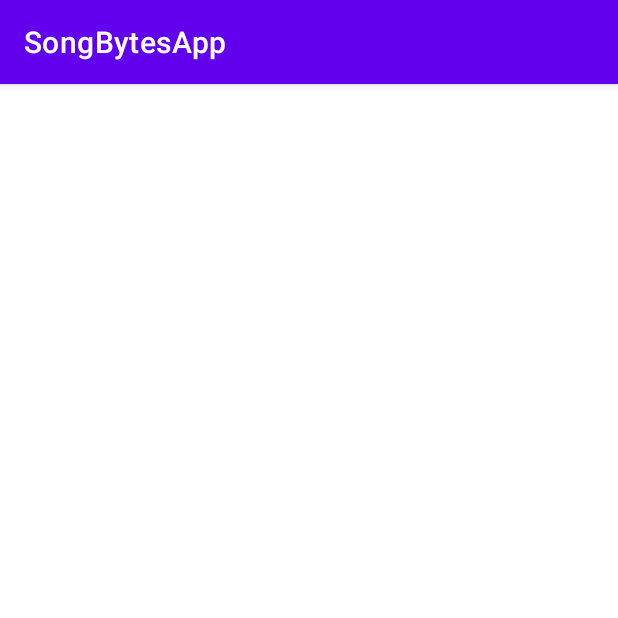
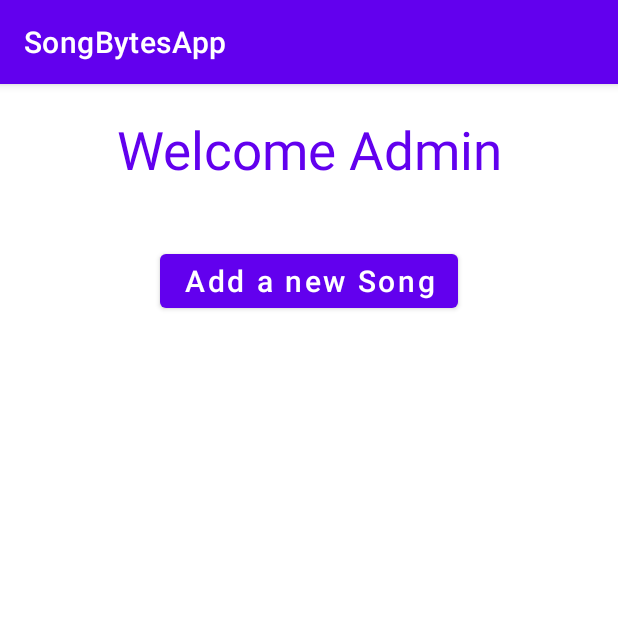
Before and after one commit to omarbaba99/SongBytesApp, an Android app: the AdminActivity screen opened directly, with no data from a screen before it, on a phone screen of 412 x 824 dp, the top half of it. Run offline under Robolectric (Android 15) with nearby library versions, the phone set to English and light mode, and no system bars.

Commit message:
Activity for adding songs included

```diff
--- a/app/src/main/AndroidManifest.xml
+++ b/app/src/main/AndroidManifest.xml
@@ -9,7 +9,8 @@
         android:roundIcon="@mipmap/ic_launcher_round"
         android:supportsRtl="true"
         android:theme="@style/Theme.SongBytesApp">
-        <activity android:name=".SongsActivity"></activity>
+        <activity android:name=".AddSongActivity"></activity>
+        <activity android:name=".SongsActivity" />
         <activity android:name=".AdminActivity" />
         <activity android:name=".MainActivity">
             <intent-filter>
--- a/app/src/main/res/layout/activity_admin.xml
+++ b/app/src/main/res/layout/activity_admin.xml
@@ -1,9 +1,35 @@
 <?xml version="1.0" encoding="utf-8"?>
-<androidx.constraintlayout.widget.ConstraintLayout xmlns:android="http://schemas.android.com/apk/res/android"
+<RelativeLayout xmlns:android="http://schemas.android.com/apk/res/android"
     xmlns:app="http://schemas.android.com/apk/res-auto"
     xmlns:tools="http://schemas.android.com/tools"
     android:layout_width="match_parent"
     android:layout_height="match_parent"
     tools:context=".AdminActivity">
 
-</androidx.constraintlayout.widget.ConstraintLayout>
+    <TextView
+        android:id="@+id/mainTextHeader1"
+        android:layout_width="match_parent"
+        android:layout_height="wrap_content"
+        android:layout_centerHorizontal="true"
+        android:layout_margin="20dp"
+        android:gravity="center"
+        android:text="Welcome Admin"
+        android:textColor="@color/design_default_color_primary"
+        android:textSize="35sp"/>
+
+    <Button
+        android:id="@+id/button_add"
+        android:layout_width="wrap_content"
+        android:layout_below="@+id/mainTextHeader1"
+        android:layout_centerHorizontal="true"
+        android:layout_height="wrap_content"
+        android:layout_marginBottom="20dp"
+        android:textColor="@color/white"
+        android:text="Add a new Song"
+        android:textAllCaps="false"
+        android:textSize="20dp"
+        app:backgroundTint="@color/design_default_color_primary"
+        android:layout_marginTop="20dp"
+        android:onClick="openAddSongActivity"/>
+
+</RelativeLayout>
```
Also changed, not shown: app/src/main/java/com/example/songbytesapp/AddSongActivity.java (added, +14 -0 lines), app/src/main/java/com/example/songbytesapp/AdminActivity.java (+7 -0 lines), app/src/main/res/layout/activity_add_song.xml (added, +9 -0 lines), app/src/main/res/layout/activity_songs.xml (+14 -2 lines).
